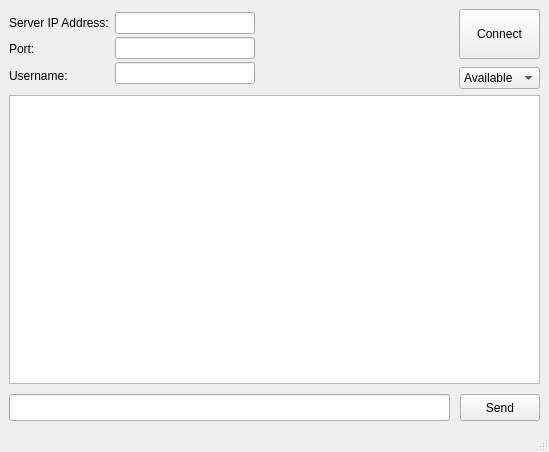
MapleBKL/LAN_message_and_file_transfer, file Client/mainwindow.ui: the form before one commit.
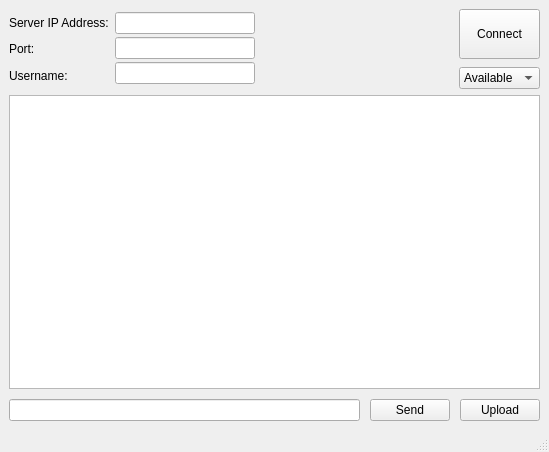
The form after the commit.

```diff
--- a/Client/mainwindow.ui
+++ b/Client/mainwindow.ui
@@ -162,6 +162,13 @@
          </property>
         </widget>
        </item>
+       <item>
+        <widget class="QPushButton" name="btn_upload">
+         <property name="text">
+          <string>Upload</string>
+         </property>
+        </widget>
+       </item>
       </layout>
      </widget>
     </item>
```
